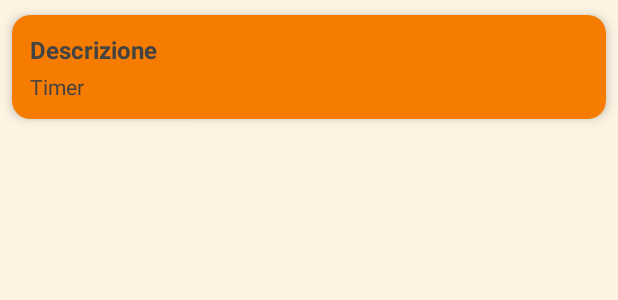
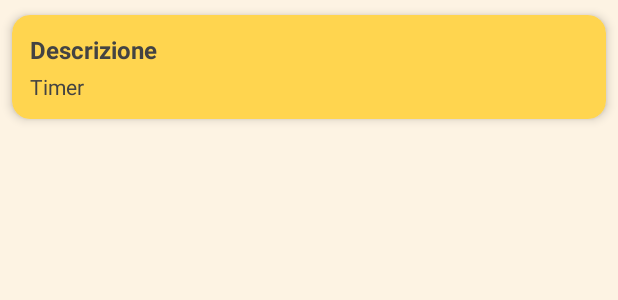
Before and after one commit to andymeneguzzo/RecipeManager, an Android app: the layout item_step.xml on its own in the app's theme, with its tools: preview values and no code run, on a phone screen of 412 x 824 dp. Shown: the top 300 px of the screen. Run offline under Robolectric (Android 15) with nearby library versions, the phone set to English and light mode, and no system bars; Roboto replaces fonts that are not available here.

Commit message:
item ui change

```diff
--- a/app/src/main/res/layout/item_step.xml
+++ b/app/src/main/res/layout/item_step.xml
@@ -8,7 +8,7 @@
     app:cardCornerRadius="12dp"
     app:cardUseCompatPadding="true"
     android:layout_marginBottom="8dp"
-    app:cardBackgroundColor="?attr/colorSecondary"
+    app:cardBackgroundColor="?attr/colorPrimaryContainer"
     app:cardElevation="4dp">
 
     <LinearLayout
```
Also changed, not shown: app/src/main/res/layout/item_recipe.xml (+6 -6 lines).
